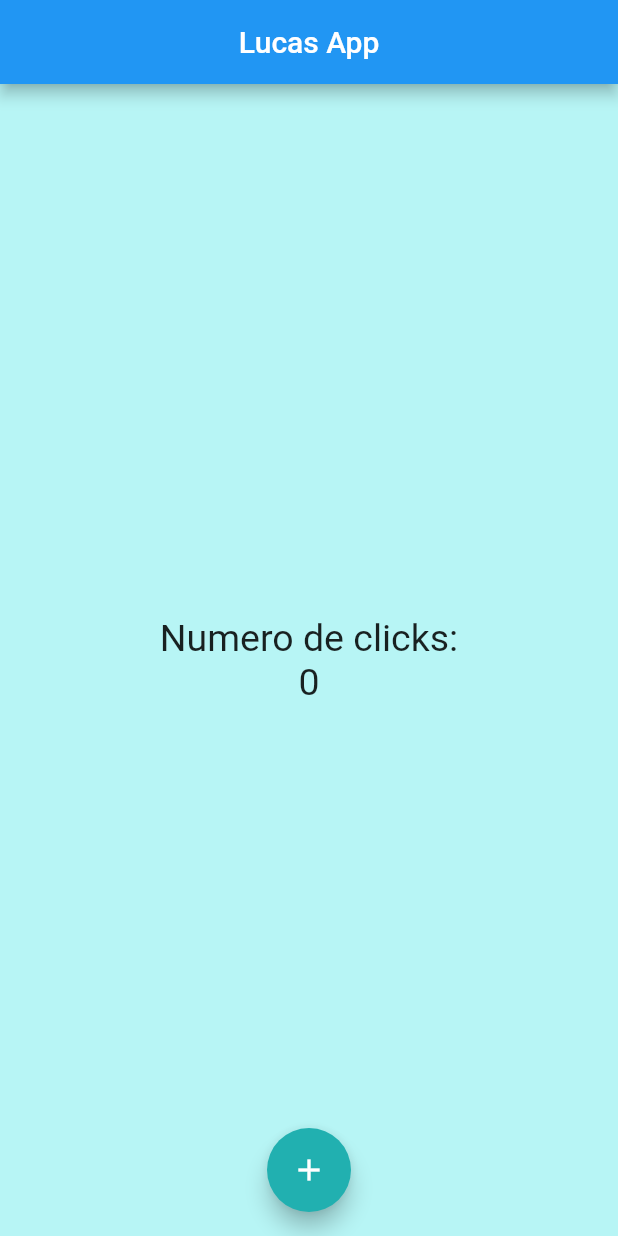
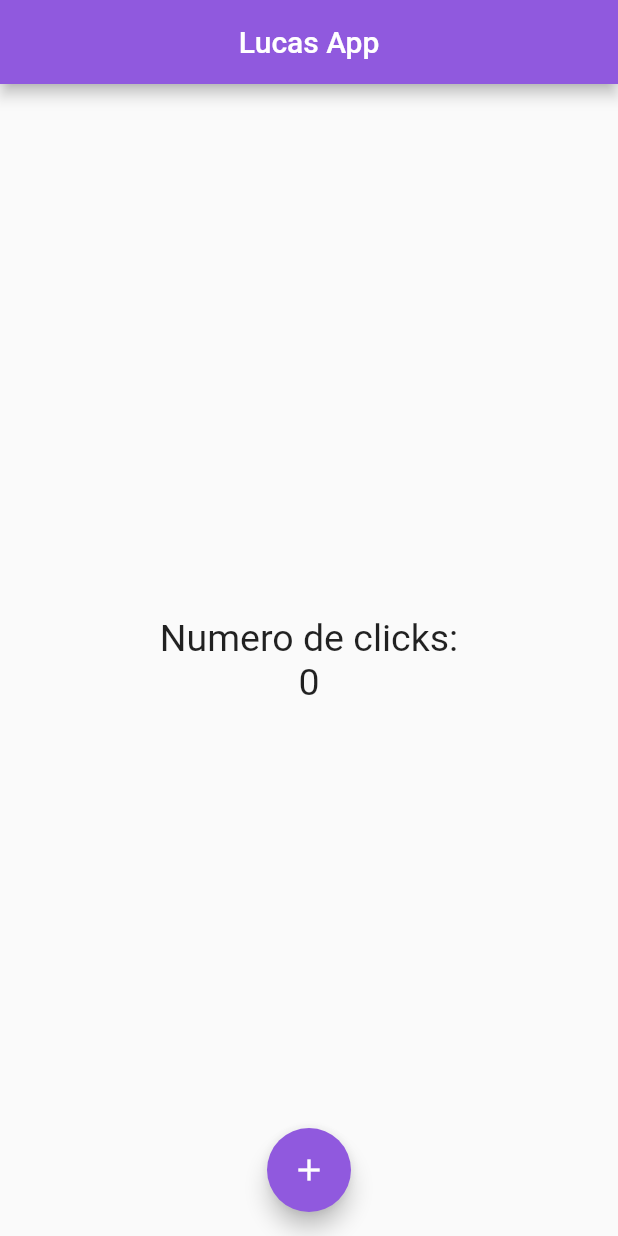
Before and after one commit to LucasZNK/FlutterRecreationMainApp, a Flutter app: the screen it shows after launch, on a phone screen of 412 x 824 dp. Run offline on Flutter 3.47's test engine with Material 2 defaults, Android fonts, the phone set to English and light mode, and no system bars.

Commit message:
Changed colors

```diff
--- a/lib/src/pages/home_page.dart
+++ b/lib/src/pages/home_page.dart
@@ -6,10 +6,10 @@ class HomePage extends StatelessWidget {
   @override
   Widget build(context) {
     return Scaffold(
-      backgroundColor: Color.fromRGBO(183, 245, 245, 34),
       appBar: AppBar(
         title: Text("Lucas App"),
         centerTitle: true,
+        backgroundColor: Color.fromRGBO(400, 345, 222, 34),
       ),
       body: Center(
           child: Column(
@@ -24,7 +24,7 @@ class HomePage extends StatelessWidget {
       )),
       floatingActionButtonLocation: FloatingActionButtonLocation.centerFloat,
       floatingActionButton: FloatingActionButton(
-        backgroundColor: Color.fromRGBO(33, 176, 176, 2),
+        backgroundColor: Color.fromRGBO(400, 345, 222, 34),
         onPressed: () {
           print("Hola mundo");
         },
```
